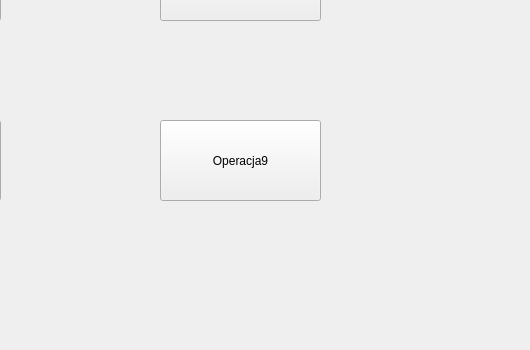
Qt form UI/Menu.ui (lukaszbladziak5/ICalcThis) before a commit; both pictures show x 670 to 1200 and y 450 to 800 of the 1200 by 800 pixel window.
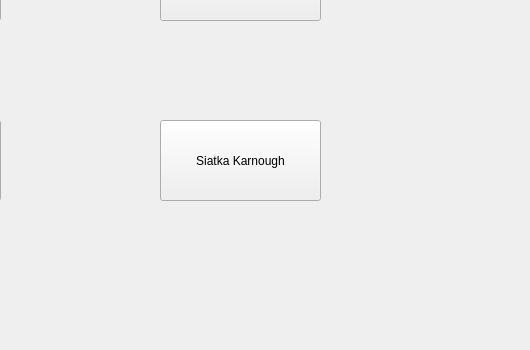
The same form after that commit.

Commit message: Zaimplementowana siatka Karnough 4x4

The edit to the form file:
```diff
--- a/UI/Menu.ui
+++ b/UI/Menu.ui
@@ -178,7 +178,7 @@
      </rect>
     </property>
     <property name="text">
-     <string>Operacja9</string>
+     <string>Siatka Karnough</string>
     </property>
    </widget>
   </widget>
```
Left out of the diff: 2 changed lines with no effect on the pictures. The commit also changes 3 other files.
